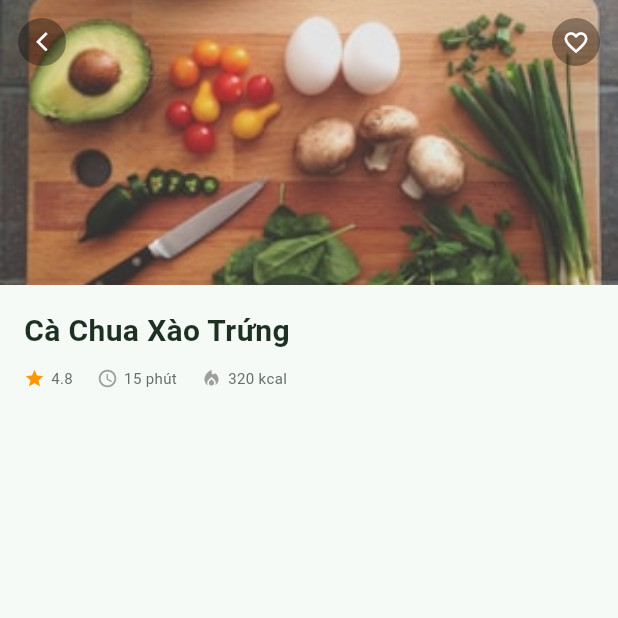
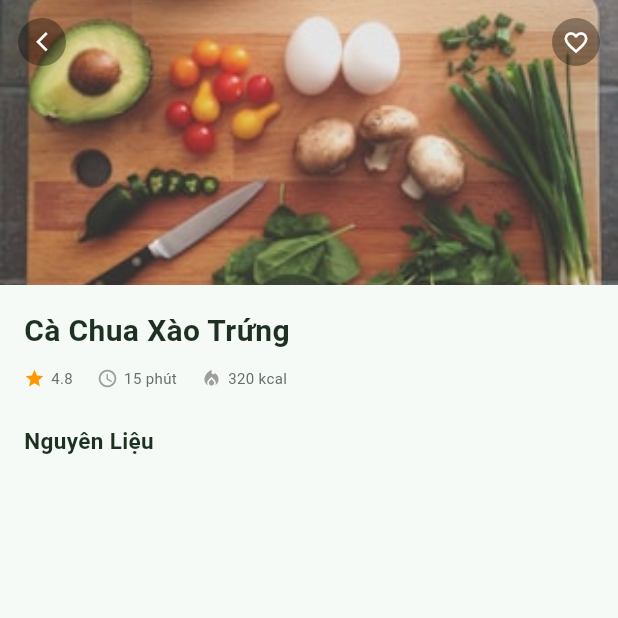
Before and after one commit to DuyHoang-06/2025_2026_3_2_PTUDDD_N01_Nhom_07, a Flutter app: the RecipeDetailPage screen opened directly with sample values from the repository, on a phone screen of 412 x 824 dp, the top half of it. Run offline on Flutter 3.47's test engine with Material 3 defaults, Android fonts, the phone set to English and light mode, and no system bars; our stand-ins replace image_picker.

Commit message:
build widget nguyên liệu

```diff
--- a/lib/pages/recipe_detail_page.dart
+++ b/lib/pages/recipe_detail_page.dart
@@ -35,7 +35,7 @@ class _RecipeDetailPageState extends State<RecipeDetailPage> {
 
                     const SizedBox(height: 24),
 
-                    //_buildIngredients(),
+                    _buildIngredients(),
                     const SizedBox(height: 24),
 
                     //Step of Cooking
@@ -201,4 +201,29 @@ class _RecipeDetailPageState extends State<RecipeDetailPage> {
       ],
     );
   }
+
+  // ============================================================
+  // Ingredients
+  // ============================================================
+  Widget _buildIngredients() {
+    return Column(
+      crossAxisAlignment: CrossAxisAlignment.start,
+
+      children: [
+        const Text(
+          'Nguyên Liệu',
+
+          style: TextStyle(
+            fontSize: 15,
+            fontWeight: FontWeight.bold,
+            color: Color(0xff1D3022),
+          ),
+        ),
+
+        const SizedBox(height: 10),
+
+        // Danh sách nguyên liệu
+      ],
+    );
+  }
 }
```
